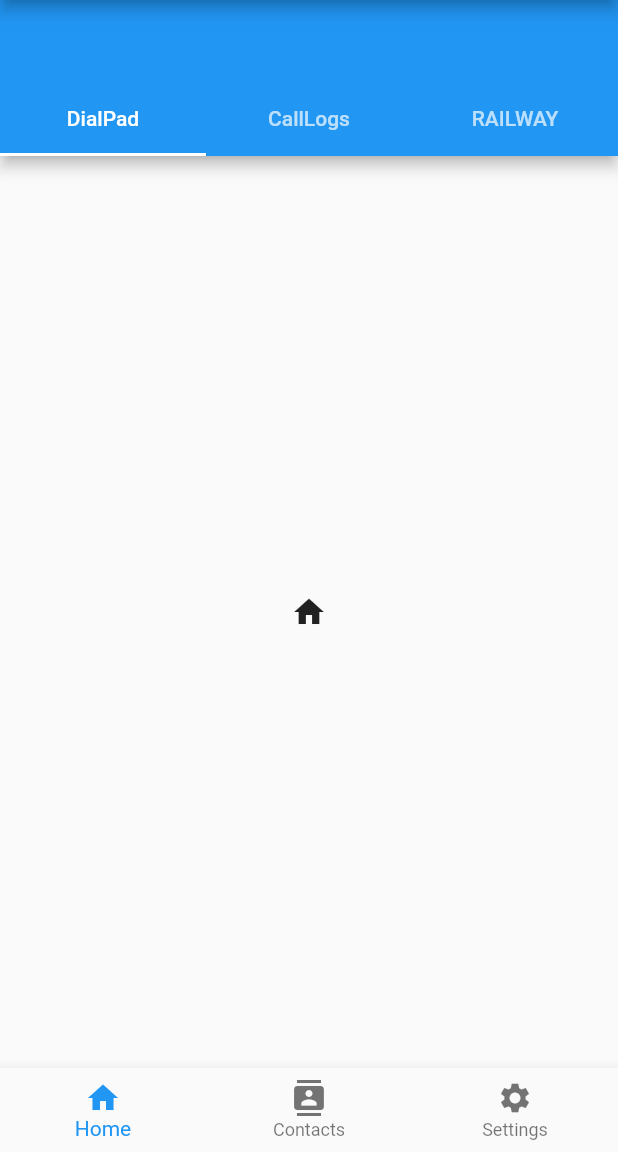
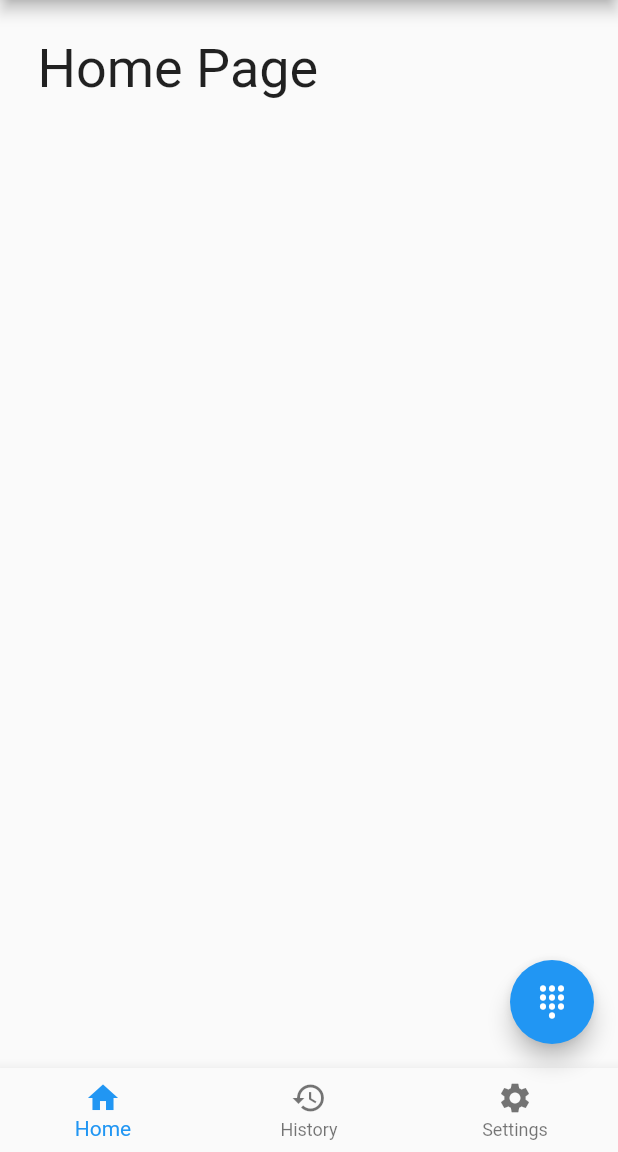
Before and after one commit to gopiskyb/mobion_app, a Flutter app: the screen it shows after launch, on a phone screen of 412 x 824 dp, the part 84-1236 px from its top. Run offline on Flutter 3.47's test engine with Material 2 defaults, Android fonts, the phone set to English and light mode, and no system bars.

Commit message:
commit by GN

```diff
--- a/lib/main.dart
+++ b/lib/main.dart
@@ -67,81 +67,82 @@ class MyHomePage extends StatefulWidget {
 }
 
 class _MyHomePageState extends State<MyHomePage> {
-  int _selectedIndexForBottomNavigationBar = 0;
+  int _selectedPage = 0;
   int _selectedIndexForTabBar = 0;
 
-  final navigatorKey = GlobalKey<NavigatorState>();
-
-  //1
-  static List<Widget> _listOfIconsForBottomNavigationBar = <Widget>[
-    Icon(Icons.home),
-    Icon(Icons.contacts),
-    Icon(Icons.settings),
+  final _pageOptions = [
+    /*   Text('Home Page',style: TextStyle(fontSize: 36.0),),
+    Text('Item 2',style: TextStyle(fontSize: 36.0),),
+    Text('Item 3',style: TextStyle(fontSize: 36.0),),*/
+    HomePage(),
+    History(),
+    Settings(),
   ];
 
-
-  //2
   static List<Widget> _listOfIconsForTabBar = <Widget>[
     Icon(Icons.dialpad),
-    Icon(Icons.history),
-    // Icon(Icons.directions_railway),
+    Icon(Icons.contacts),
   ];
 
-
-  //3
-  void _onItemTappedForBottomNavigationBar(int index) {
-    setState(() {
-      _selectedIndexForBottomNavigationBar = index;
-      _selectedIndexForTabBar = 0;
-    });
-  }
-
-
-  //4
-  void _onItemTappedForTabBar(int index) {
+  void _onItemTappedForTabBar(int index){
     setState(() {
       _selectedIndexForTabBar = index+1;
-      _selectedIndexForBottomNavigationBar = 0;
     });
   }
 
   @override
   Widget build(BuildContext context) {
-    final tabBar = new TabBar(labelColor: Colors.white,
+
+    final tabBar = new TabBar(labelColor: Colors.blue,
       onTap: _onItemTappedForTabBar,
-      tabs: <Widget>[
+      tabs:<Widget> [
         new Tab(
-          text: "DialPad",
+            text: 'DialPad'
         ),
         new Tab(
-          text: "CallLogs",
-        ),
-        new Tab(
-          text: "RAILWAY",
+            text: 'Call Logs'
         ),
       ],
+
     );
-
-    return new DefaultTabController(length: 2, child: new Scaffold(
-      appBar: AppBar(bottom: tabBar,backgroundColor: Colors.blue),
-
-      body: Center(child:_selectedIndexForTabBar == 0 ?
-      _listOfIconsForBottomNavigationBar.elementAt(_selectedIndexForBottomNavigationBar):
-      _listOfIconsForTabBar.elementAt(_selectedIndexForTabBar - 1)),
-
+    return MaterialApp(
+      debugShowCheckedModeBanner: false,
+      title: 'Mobion',
+      theme: ThemeData(
+        primarySwatch: Colors.blue,
+      ),
+      home: Scaffold(
+        body:
+        /* Center(
+              child: _selectedIndexForTabBar == 0 ?
+              _listOfIconsForTabBar.elementAt(_selectedIndexForTabBar -1)),*/
+        _pageOptions[_selectedPage],
         bottomNavigationBar: BottomNavigationBar(
-        type: BottomNavigationBarType.fixed,
-        onTap: _onItemTappedForBottomNavigationBar, // this will be set when a new tab is tapped
+          currentIndex: _selectedPage,
+          onTap: (int index){
+            setState(() {
+              _selectedPage = index;
+            });
+          },
           items: [
             BottomNavigationBarItem(
-              icon: new Icon(Icons.home),title: Text('Home')),
+              icon: Icon(Icons.home),
+              title: Text('Home'),
+            ),
             BottomNavigationBarItem(
-              icon: new Icon(Icons.contacts),title: Text('Contacts')),
+                icon: Icon(Icons.history),
+                title: Text('History')
+            ),
             BottomNavigationBarItem(
-              icon: Icon(Icons.settings),title: Text('Settings')),
+                icon: Icon(Icons.settings),
+                title: Text('Settings')
+            ),
           ],
-        currentIndex: _selectedIndexForBottomNavigationBar,
         ),
-    ));
+        floatingActionButton: FloatingActionButton(
+          child: Icon(Icons.dialpad),
+        ),
+      ),
+    );
   }
 }
```
Lines whose indentation alone changed are shown as unchanged.
